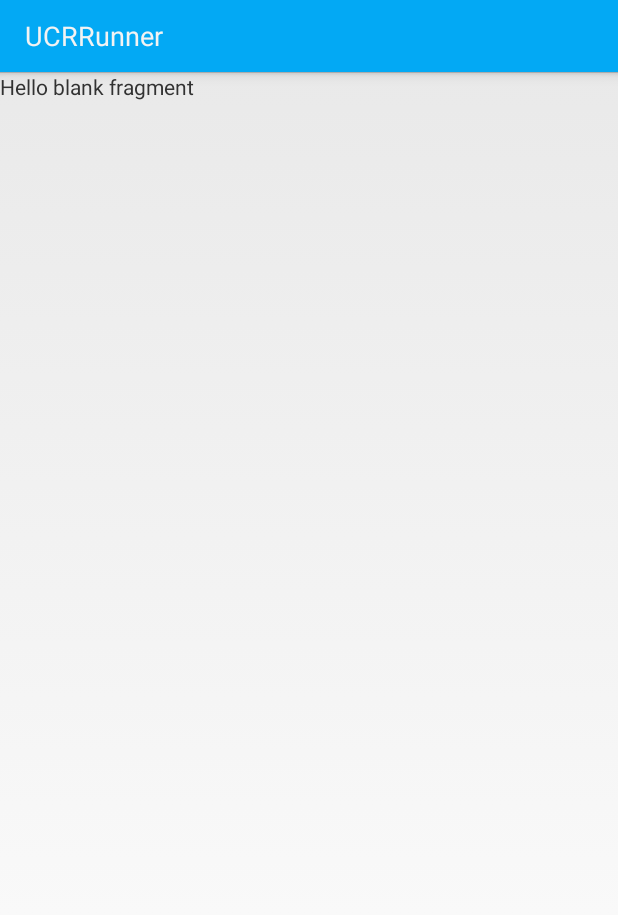
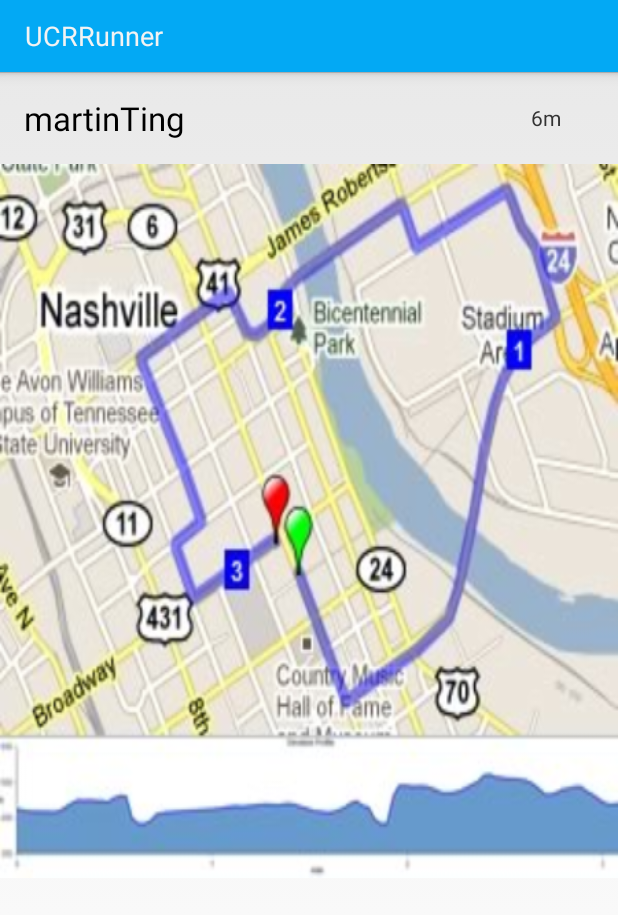
Before and after one commit to CS180Fall2014/UcrRunner, an Android app: the fragment IndivNewsFeedFragment shown on its own in the app's theme, on a phone screen of 412 x 824 dp. Shown: the top 915 px of the screen. Run offline under Robolectric (Android 15) with nearby library versions, the phone set to English and light mode, and no system bars.

Commit message:
updates to indiv newsfeed layout

```diff
--- a/app/src/main/res/layout/fragment_indiv_news_feed.xml
+++ b/app/src/main/res/layout/fragment_indiv_news_feed.xml
@@ -1,10 +1,47 @@
-<FrameLayout xmlns:android="http://schemas.android.com/apk/res/android"
-    xmlns:tools="http://schemas.android.com/tools" android:layout_width="match_parent"
+<LinearLayout xmlns:android="http://schemas.android.com/apk/res/android"
+    xmlns:tools="http://schemas.android.com/tools"
+    android:layout_width="match_parent"
     android:layout_height="match_parent"
+    android:orientation="vertical"
     tools:context="com.murraycole.ucrrunner.view.activities.activities.Profile.ProfileFragments.NewsFeedFragments.IndivNewsFeedFragment">
 
-    <!-- TODO: Update blank fragment layout -->
-    <TextView android:layout_width="match_parent" android:layout_height="match_parent"
-        android:text="@string/hello_blank_fragment" />
+    <LinearLayout
+        android:layout_width="match_parent"
+        android:layout_height="wrap_content"
+        android:padding="16dp"
+        android:gravity="center"
+        >
+        <TextView
+            android:id="@+id/indv_newsfeed_author_tv"
+            android:layout_width="0dp"
+            android:layout_weight="5"
+            android:layout_height="wrap_content"
+            android:text="martinTing"
+            android:textAppearance="?android:textAppearanceLarge"/>
+        <TextView
+            android:id="@+id/indv_newsfeed_time_tv"
+            android:layout_width="0dp"
+            android:layout_height="wrap_content"
+            android:layout_weight="1"
+            android:gravity="center_horizontal"
+            android:text="6m"
+             />
 
-</FrameLayout>
+
+
+    </LinearLayout>
+    <ImageView
+        android:layout_width="match_parent"
+        android:layout_height="0dp"
+        android:layout_weight="4"
+        android:scaleType="fitXY"
+        android:src="@drawable/map"/>
+    <ListView
+        android:layout_width="match_parent"
+        android:layout_height="0dp"
+        android:layout_weight="2">
+
+        </ListView>
+
+
+</LinearLayout>
```
